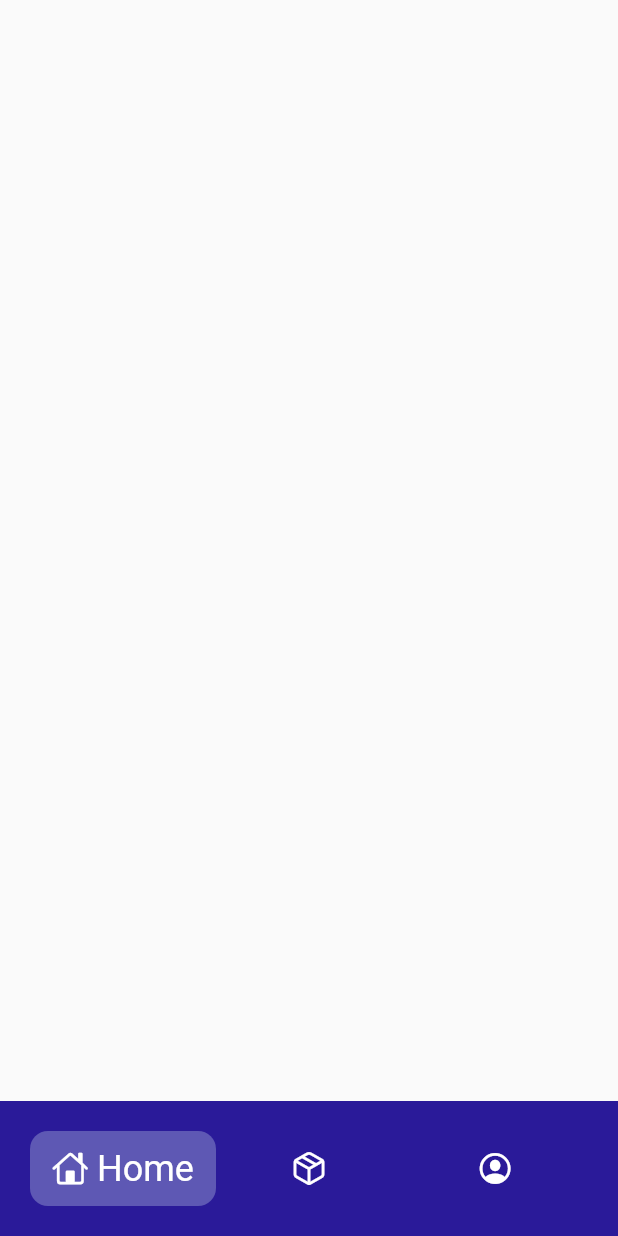
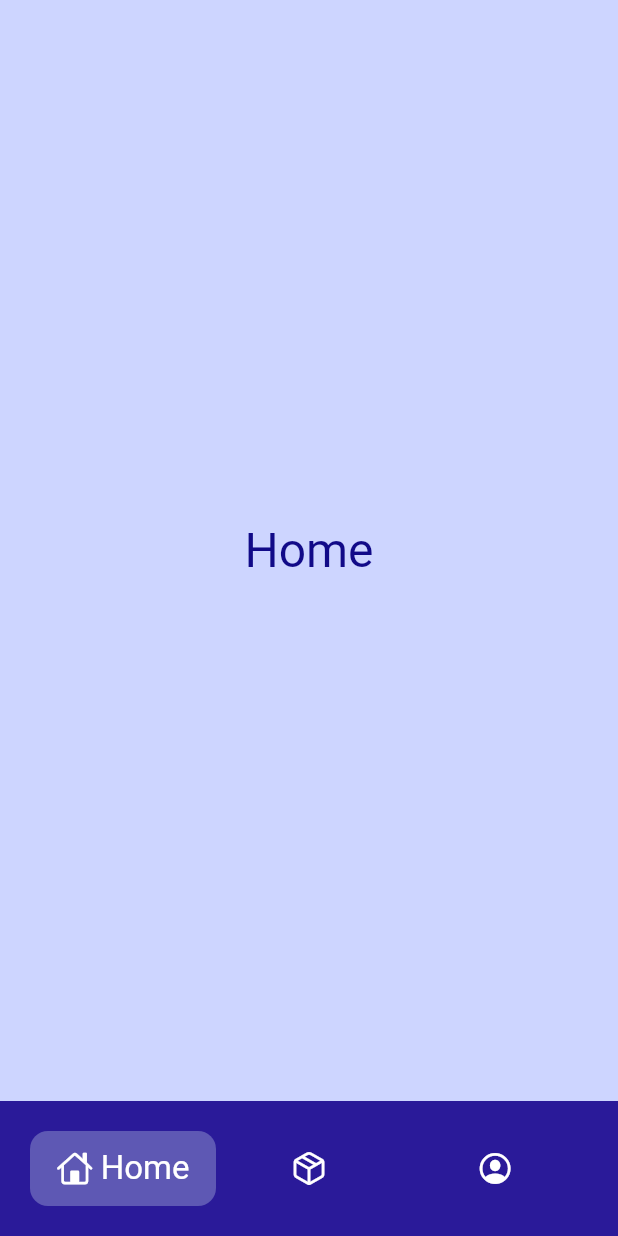
Before and after one commit to djamelrassem/bottom-nav-animation, a Flutter app: the screen it shows after launch, on a phone screen of 412 x 824 dp. Run offline on Flutter 3.47's test engine with Material 2 defaults, Android fonts, the phone set to English and light mode, and no system bars.

Commit message:
added pages

```diff
--- /dev/null
+++ b/lib/Pages/home_page.dart
@@ -0,0 +1,47 @@
+import 'package:bottom_nav_animation/Pages/widgets/bottom_nav_bar.dart';
+import 'package:flutter/material.dart';
+
+class HomePage extends StatefulWidget {
+  const HomePage({Key? key}) : super(key: key);
+
+  @override
+  _HomePageState createState() => _HomePageState();
+}
+
+class _HomePageState extends State<HomePage> {
+  PageController controller = PageController();
+  @override
+  Widget build(BuildContext context) {
+    return Scaffold(
+      body: PageView(
+        children: [
+          Container(
+            color: Color(0xffCDD5FF),
+            alignment: Alignment.center,
+            child: Text(
+              'Home',
+              style: TextStyle(color: Color(0xff110a88), fontSize: 32),
+            ),
+          ),
+          Container(
+            color: Color(0xff5e58b4),
+            alignment: Alignment.center,
+            child: Text(
+              'Inbox',
+              style: TextStyle(color: Colors.white, fontSize: 32),
+            ),
+          ),
+          Container(
+            color: Color(0xffa8a8eb),
+            alignment: Alignment.center,
+            child: Text(
+              'Profile',
+              style: TextStyle(color: Color(0xff110a88), fontSize: 32),
+            ),
+          ),
+        ],
+      ),
+      bottomNavigationBar: BottomNavBar(),
+    );
+  }
+}
--- a/lib/widgets/animated_button.dart
+++ b/lib/Pages/widgets/animated_button.dart
@@ -44,7 +44,7 @@ class _AnimatedButtonState extends State<AnimatedButton> {
             duration: Duration(milliseconds: 150),
             style: TextStyle(
                 color: Colors.white.withOpacity(widget.selected ? 1 : 0),
-                fontSize: size ? 24 : 0),
+                fontSize: size ? 22 : 0),
             child: Text(
               ' ' + widget.text,
               textAlign: TextAlign.justify,
--- a/lib/main.dart
+++ b/lib/main.dart
@@ -1,4 +1,4 @@
-import 'package:bottom_nav_animation/widgets/bottom_nav_bar.dart';
+import 'package:bottom_nav_animation/Pages/home_page.dart';
 import 'package:flutter/cupertino.dart';
 import 'package:flutter/material.dart';
 
@@ -16,19 +16,3 @@ class App extends StatelessWidget {
     );
   }
 }
-
-class HomePage extends StatefulWidget {
-  const HomePage({Key? key}) : super(key: key);
-
-  @override
-  _HomePageState createState() => _HomePageState();
-}
-
-class _HomePageState extends State<HomePage> {
-  @override
-  Widget build(BuildContext context) {
-    return Scaffold(
-      bottomNavigationBar: BottomNavBar(),
-    );
-  }
-}
```
Also changed, not shown: lib/Pages/widgets/bottom_nav_bar.dart (renamed from lib/widgets/bottom_nav_bar.dart).
